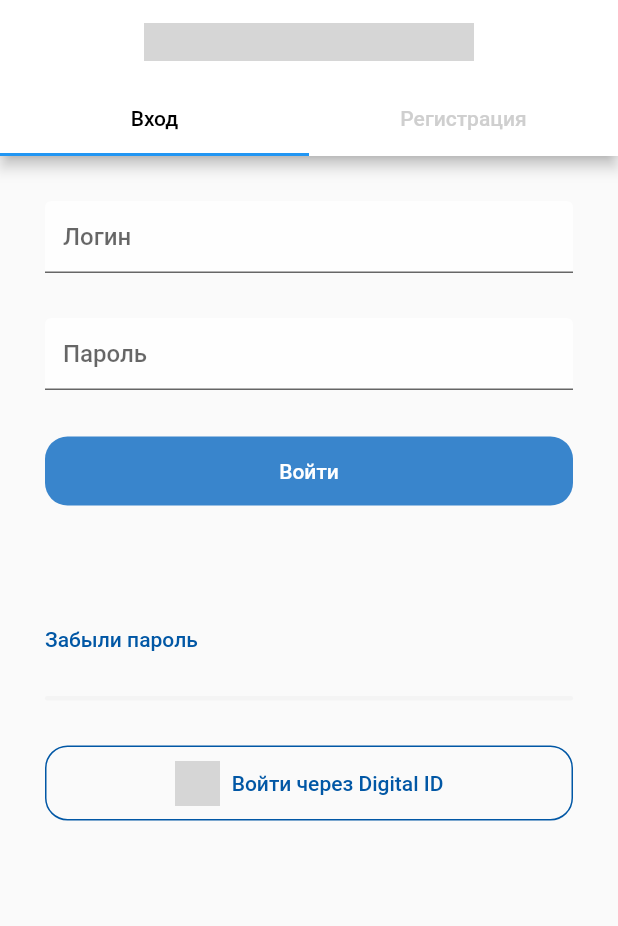
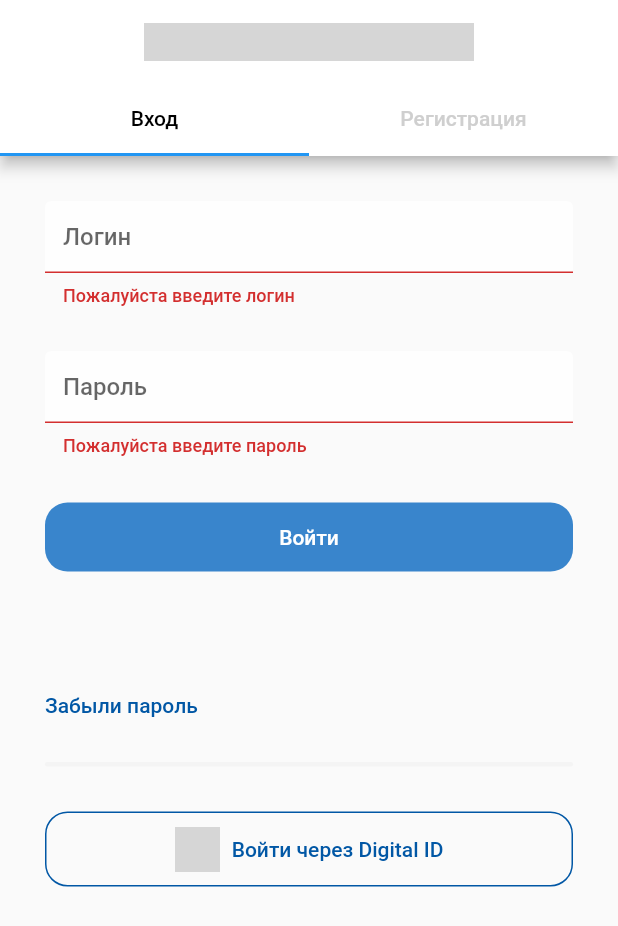
Before and after one commit to commonwealth-codeunion/KazPost-App, a Flutter app: the screen it shows after launch, after a tap on "Войти", on a phone screen of 412 x 824 dp. Shown: the top 926 px of the screen. Run offline on Flutter 3.47's test engine with Material 2 defaults, Android fonts, the phone set to English and light mode, and no system bars; our stand-ins replace flutter_svg, percent_indicator, shared_preferences, splashscreen; missing offline and left inert: flutter_responsive_screen, multiselect_formfield; grey boxes are pictures that could not be loaded.

Commit message:
01:25 30.12.19

```diff
--- a/KazPost Mobile/lib/app/authorization/authorization_page.dart
+++ b/KazPost Mobile/lib/app/authorization/authorization_page.dart
@@ -2,6 +2,22 @@ import 'package:flutter/material.dart';
 import 'package:kazpost/app/authorization/authorization_bloc.dart';
 import 'package:kazpost/app/pages/main/main_page.dart';
 import 'package:shared_preferences/shared_preferences.dart';
+import 'package:splashscreen/splashscreen.dart';
+
+class SplashAuth extends StatelessWidget {
+  const SplashAuth({Key key}) : super(key: key);
+  @override
+  Widget build(BuildContext context) {
+    return SplashScreen(
+      seconds: 3,
+      navigateAfterSeconds: new AuthPage(),
+      image: new Image.asset("./assets/img/kazpost.png"),
+      backgroundColor: Colors.white,
+      photoSize: 100,
+      loaderColor: Color(0xFF0157A5),
+    );
+  }
+}
 
 class AuthPage extends StatefulWidget {
   AuthPage({Key key}) : super(key: key);
@@ -59,9 +75,11 @@ class _AuthPageState extends State<AuthPage> {
   @override
   Widget build(BuildContext context) {
     return Scaffold(
+      resizeToAvoidBottomPadding: false,
       body: DefaultTabController(
         length: 2,
         child: Scaffold(
+          resizeToAvoidBottomPadding: false,
           appBar: AppBar(
             title: Container(
               margin: const EdgeInsets.all(80.0),
@@ -144,7 +162,9 @@ class _AuthPageState extends State<AuthPage> {
                                 textColor: Colors.white,
                                 color: Color(0xFF3985CC),
                                 onPressed: () {
-                                  _onPressed();
+                                  if (_formKey.currentState.validate()) {
+                                    _onPressed();
+                                  }
                                 },
                               ),
                             ],
--- a/KazPost Mobile/lib/app/pages/certificates/certificates_page.dart
+++ b/KazPost Mobile/lib/app/pages/certificates/certificates_page.dart
@@ -15,6 +15,7 @@ class CertificatesState extends State<Certificates> {
     final Function hp = Screen(MediaQuery.of(context).size).hp;
 
     return Scaffold(
+      resizeToAvoidBottomPadding: false,
       backgroundColor: Colors.white,
       appBar: AppBar(
         elevation: 0,
--- a/KazPost Mobile/lib/main.dart
+++ b/KazPost Mobile/lib/main.dart
@@ -22,9 +22,9 @@ class MyApp extends StatelessWidget {
           fontFamily: 'Roboto',
         ),
         routes: <String, WidgetBuilder>{
-          "/mainpage": (BuildContext context) => MainPage(),
-          "/authpage": (BuildContext context) => AuthPage(),
+          "/mainpage": (BuildContext context) => SplashMain(),
+          "/authpage": (BuildContext context) => SplashAuth(),
         },
-        home: AuthPage());
+        home: SplashAuth());
   }
 }
--- a/KazPost Mobile/pubspec.yaml
+++ b/KazPost Mobile/pubspec.yaml
@@ -32,6 +32,7 @@ dependencies:
   flutter_bloc: ^3.0.0
   dio: ^3.0.7
   shared_preferences: ^0.5.6
+  splashscreen: ^1.2.0
 
 
 dev_dependencies:
```
Also changed, not shown: KazPost Mobile/lib/app/pages/main/main_page.dart (+16 -0 lines), KazPost Mobile/lib/app/splash/splash_screen.dart (+17 -33 lines).
